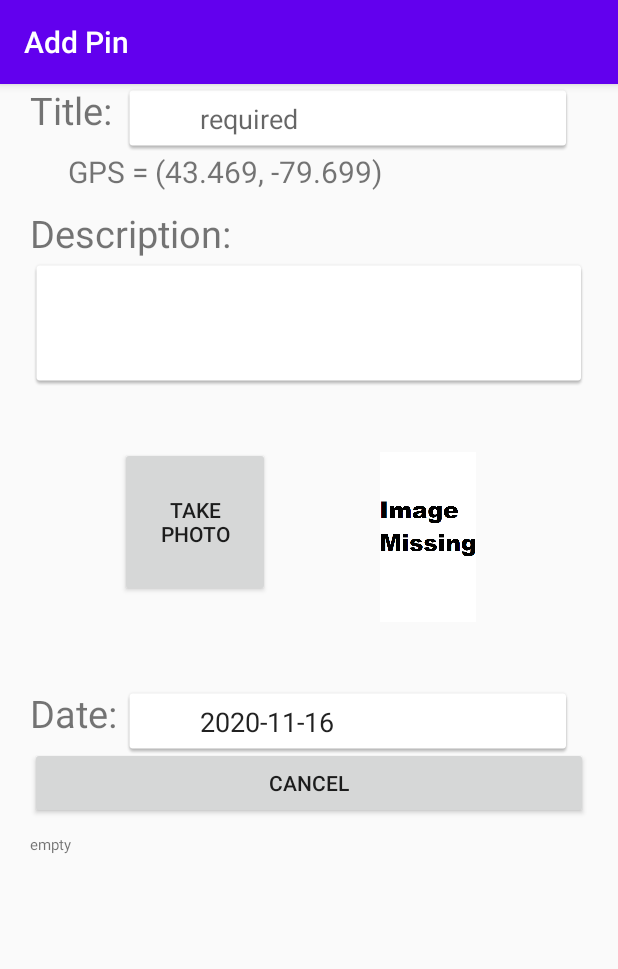
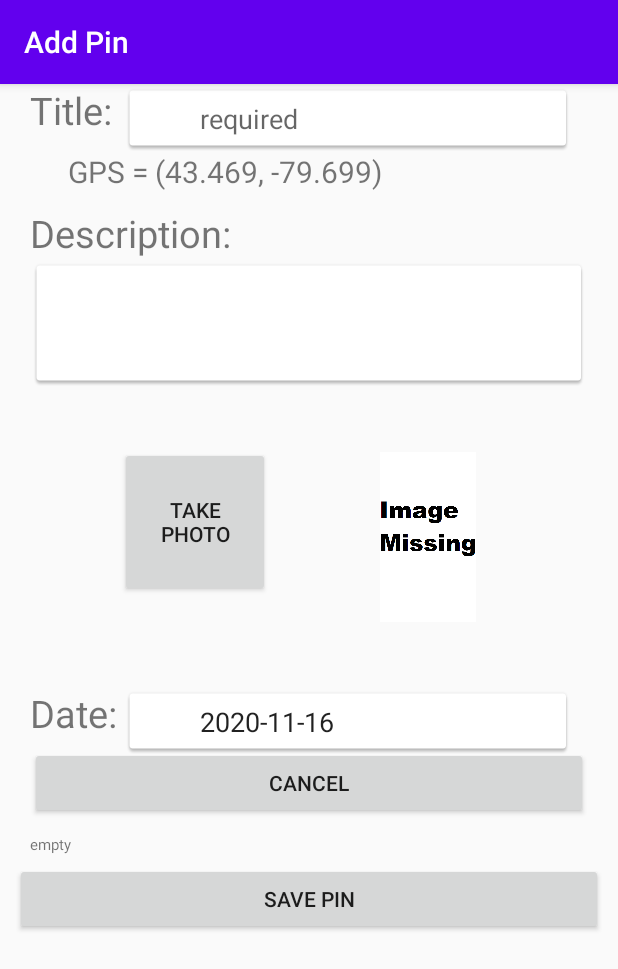
Before and after one commit to J-Way/StarrWay_AndroidFinalProject, an Android app: the screen it shows after launch (AddPinActivity), on a phone screen of 412 x 824 dp. Shown: the top 969 px of the screen. Run offline under Robolectric (Android 15) with nearby library versions, the phone set to English and light mode, and no system bars; 1 statement that could not run was skipped.

Commit message:
Save_Pin_button_added

```diff
--- a/app/src/main/java/com/example/AddPinActivity.kt
+++ b/app/src/main/java/com/example/AddPinActivity.kt
@@ -1,9 +1,13 @@
 package com.example
 
+import android.content.Intent
 import androidx.appcompat.app.AppCompatActivity
 import android.os.Bundle
 import android.view.View
 import android.widget.ArrayAdapter
+import android.widget.Button
+import android.widget.EditText
+import android.widget.Toast
 import com.example.R
 import kotlinx.android.synthetic.main.activity_add_pin.*
 
@@ -13,9 +17,14 @@ class AddPinActivity : AppCompatActivity() {
         super.onCreate(savedInstanceState)
         setContentView(R.layout.activity_add_pin)
         setTitle("Add Pin")
-
         addPinView.adapter=UserFormAdapter(this, MapsActivity.activePin)
 
+        val etTitle=findViewById(R.id.etTitle) as EditText
+
+        /*btnAddPin.setOnClickListener {
+            Toast.makeText(this,etTitle.text.toString(), Toast.LENGTH_LONG).show()
+
+        }*/
     }
 
 }
--- a/app/src/main/java/com/example/UserFormAdapter.kt
+++ b/app/src/main/java/com/example/UserFormAdapter.kt
@@ -42,9 +42,6 @@ class UserFormAdapter(private val context: Activity, private val x:Pin)
             }
         }
 
-
-
-
         val btnCancel=rowView.findViewById(R.id.btnCancel) as Button
         btnCancel.setOnClickListener {
             MapsActivity.activePin=Pin()
--- a/app/src/main/res/layout/activity_add_pin.xml
+++ b/app/src/main/res/layout/activity_add_pin.xml
@@ -9,4 +9,13 @@
         android:layout_width="wrap_content"
         android:layout_height="wrap_content"
         android:id="@+id/addPinView"/>
+    <Button
+        android:id="@+id/btnAddPin"
+        android:layout_width="match_parent"
+        android:layout_height="wrap_content"
+        android:layout_marginTop="5dp"
+        android:layout_centerHorizontal="true"
+        android:text="Save Pin"
+        android:layout_below="@+id/addPinView"
+        />
 </RelativeLayout>
```
